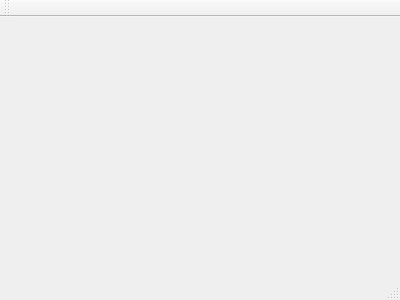
Old version of the form mainwindow.ui in the repository miht/Kamehameha.
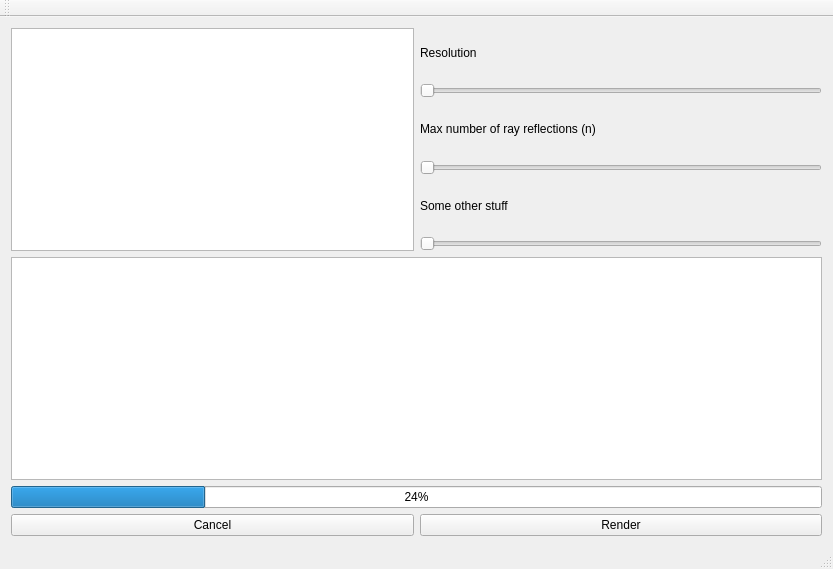
New version of the form.

Commit message: add initial sketch of main window UI

```diff
--- a/mainwindow.ui
+++ b/mainwindow.ui
@@ -1,24 +1,133 @@
 <ui version="4.0">
  <class>MainWindow</class>
- <widget class="QMainWindow" name="MainWindow" >
-  <property name="geometry" >
+ <widget class="QMainWindow" name="MainWindow">
+  <property name="geometry">
    <rect>
     <x>0</x>
     <y>0</y>
-    <width>400</width>
-    <height>300</height>
+    <width>833</width>
+    <height>569</height>
    </rect>
   </property>
   <property name="windowTitle" >
    <string>MainWindow</string>
   </property>
-  <widget class="QMenuBar" name="menuBar" />
-  <widget class="QToolBar" name="mainToolBar" />
-  <widget class="QWidget" name="centralWidget" />
-  <widget class="QStatusBar" name="statusBar" />
+  <widget class="QWidget" name="centralWidget">
+   <layout class="QVBoxLayout" name="verticalLayout_3">
+    <item>
+     <layout class="QVBoxLayout" name="verticalLayout">
+      <property name="sizeConstraint">
+       <enum>QLayout::SetDefaultConstraint</enum>
+      </property>
+      <item>
+       <layout class="QHBoxLayout" name="horizontalLayout">
+        <property name="sizeConstraint">
+         <enum>QLayout::SetDefaultConstraint</enum>
+        </property>
+        <item>
+         <widget class="QGraphicsView" name="graphicsView"/>
+        </item>
+        <item>
+         <layout class="QVBoxLayout" name="verticalLayout_2">
+          <item>
+           <widget class="QLabel" name="label">
+            <property name="text">
+             <string>Resolution</string>
+            </property>
+           </widget>
+          </item>
+          <item>
+           <widget class="QSlider" name="horizontalSlider_3">
+            <property name="orientation">
+             <enum>Qt::Horizontal</enum>
+            </property>
+           </widget>
+          </item>
+          <item>
+           <widget class="QLabel" name="label_2">
+            <property name="text">
+             <string>Max number of ray reflections (n)</string>
+            </property>
+           </widget>
+          </item>
+          <item>
+           <widget class="QSlider" name="horizontalSlider_2">
+            <property name="orientation">
+             <enum>Qt::Horizontal</enum>
+            </property>
+           </widget>
+          </item>
+          <item>
+           <widget class="QLabel" name="label_3">
+            <property name="text">
+             <string>Some other stuff</string>
+            </property>
+           </widget>
+          </item>
+          <item>
+           <widget class="QSlider" name="horizontalSlider">
+            <property name="orientation">
+             <enum>Qt::Horizontal</enum>
+            </property>
+           </widget>
+          </item>
+         </layout>
+        </item>
+       </layout>
+      </item>
+      <item>
+       <widget class="QTextBrowser" name="textBrowser"/>
+      </item>
+      <item>
+       <widget class="QProgressBar" name="progressBar">
+        <property name="value">
+         <number>24</number>
+        </property>
+       </widget>
+      </item>
+      <item>
+       <layout class="QHBoxLayout" name="horizontalLayout_4">
+        <item>
+         <widget class="QPushButton" name="pushButton_2">
+          <property name="text">
+           <string>Cancel</string>
+          </property>
+         </widget>
+        </item>
+        <item>
+         <widget class="QPushButton" name="pushButton">
+          <property name="text">
+           <string>Render</string>
+          </property>
+         </widget>
+        </item>
+       </layout>
+      </item>
+     </layout>
+    </item>
+   </layout>
+  </widget>
+  <widget class="QMenuBar" name="menuBar">
+   <property name="geometry">
+    <rect>
+     <x>0</x>
+     <y>0</y>
+     <width>833</width>
+     <height>22</height>
+    </rect>
+   </property>
+  </widget>
+  <widget class="QToolBar" name="mainToolBar">
+   <attribute name="toolBarArea">
+    <enum>TopToolBarArea</enum>
+   </attribute>
+   <attribute name="toolBarBreak">
+    <bool>false</bool>
+   </attribute>
+  </widget>
+  <widget class="QStatusBar" name="statusBar"/>
  </widget>
- <layoutDefault spacing="6" margin="11" />
- <pixmapfunction></pixmapfunction>
+ <layoutdefault spacing="6" margin="11"/>
  <resources/>
  <connections/>
 </ui>
```
Left out of the diff: 3 changed lines with no effect on the pictures.
